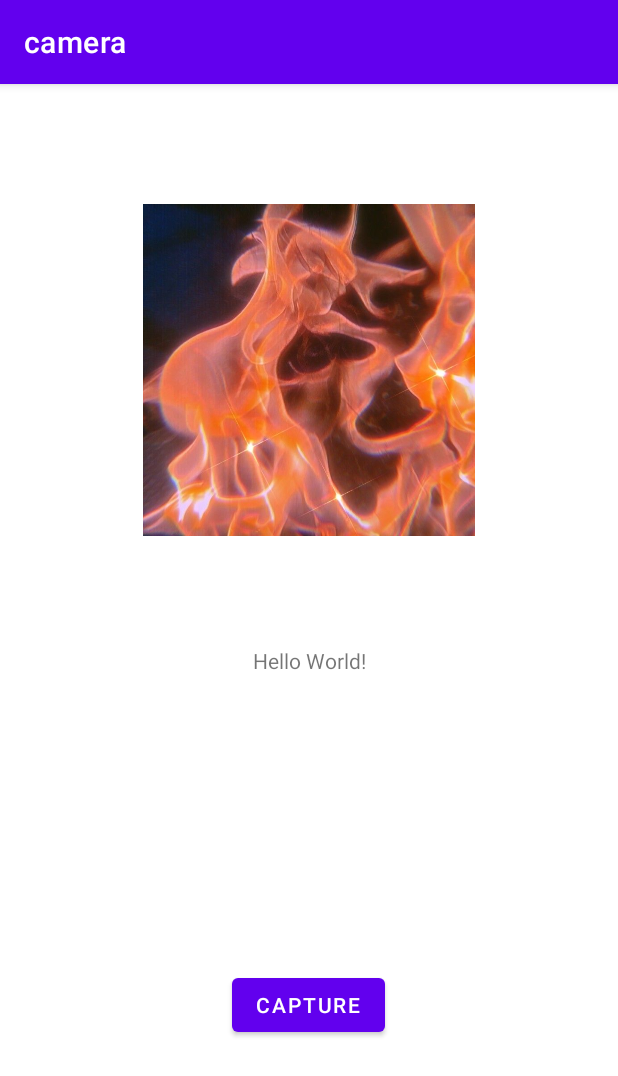
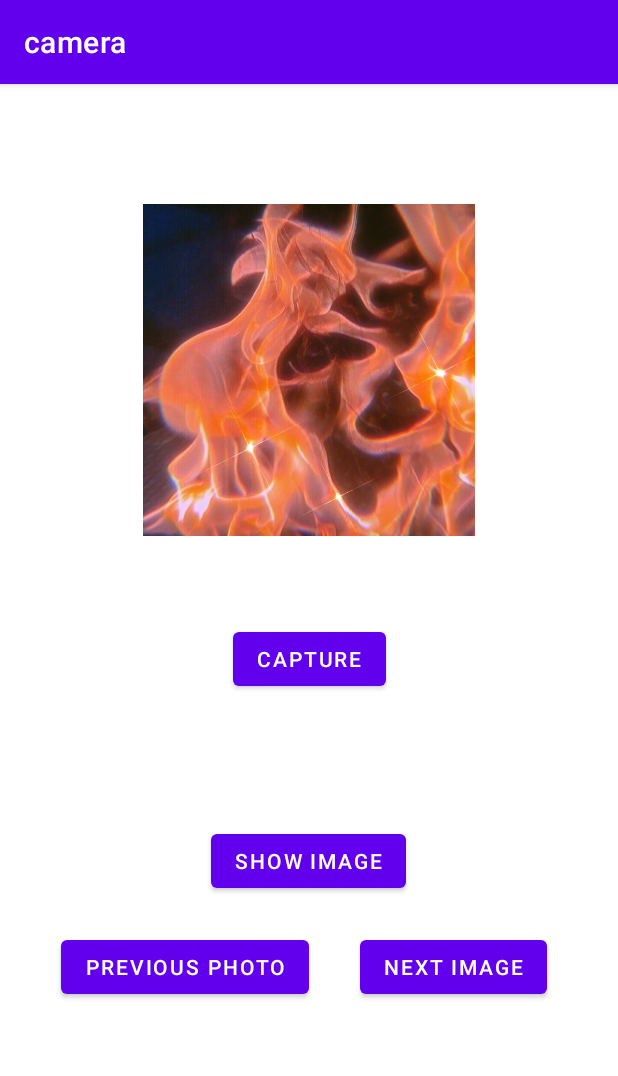
Before and after one commit to Kwiatkowska-W/camera, an Android app: the screen it shows after launch (MainActivity), on a phone screen of 412 x 824 dp. Shown: the top 1076 px of the screen. Run offline under Robolectric (Android 15) with nearby library versions, the phone set to English and light mode, and no system bars.

Commit message:
zmiana zdj

```diff
--- a/app/src/main/res/layout/activity_main.xml
+++ b/app/src/main/res/layout/activity_main.xml
@@ -14,20 +14,9 @@
         android:text="Capture"
         app:layout_constraintBottom_toBottomOf="parent"
         app:layout_constraintEnd_toEndOf="parent"
-        app:layout_constraintHorizontal_bias="0.498"
         app:layout_constraintStart_toStartOf="parent"
         app:layout_constraintTop_toTopOf="parent"
-        app:layout_constraintVertical_bias="0.819" />
-
-    <TextView
-        android:id="@+id/textView"
-        android:layout_width="wrap_content"
-        android:layout_height="wrap_content"
-        android:text="Hello World!"
-        app:layout_constraintBottom_toBottomOf="parent"
-        app:layout_constraintLeft_toLeftOf="parent"
-        app:layout_constraintRight_toRightOf="parent"
-        app:layout_constraintTop_toTopOf="parent" />
+        app:layout_constraintVertical_bias="0.499" />
 
     <ImageView
         android:id="@+id/imageView"
@@ -41,4 +30,41 @@
         app:layout_constraintVertical_bias="0.146"
         app:srcCompat="@drawable/zdj4" />
 
+    <Button
+        android:id="@+id/next"
+        android:layout_width="wrap_content"
+        android:layout_height="wrap_content"
+        android:text="Next Image"
+        app:layout_constraintBottom_toBottomOf="parent"
+        app:layout_constraintEnd_toEndOf="parent"
+        app:layout_constraintHorizontal_bias="0.835"
+        app:layout_constraintStart_toStartOf="parent"
+        app:layout_constraintTop_toTopOf="parent"
+        app:layout_constraintVertical_bias="0.784" />
+
+    <Button
+        android:id="@+id/previous"
+        android:layout_width="wrap_content"
+        android:layout_height="wrap_content"
+        android:text="previous photo"
+        app:layout_constraintBottom_toBottomOf="parent"
+        app:layout_constraintEnd_toEndOf="parent"
+        app:layout_constraintHorizontal_bias="0.166"
+        app:layout_constraintStart_toStartOf="parent"
+        app:layout_constraintTop_toTopOf="parent"
+        app:layout_constraintVertical_bias="0.784" />
+
+    <Button
+        android:id="@+id/show"
+        android:layout_width="wrap_content"
+        android:layout_height="wrap_content"
+        android:text="Show image"
+        app:iconTint="#676767"
+        app:layout_constraintBottom_toBottomOf="parent"
+        app:layout_constraintEnd_toEndOf="parent"
+        app:layout_constraintHorizontal_bias="0.498"
+        app:layout_constraintStart_toStartOf="parent"
+        app:layout_constraintTop_toTopOf="parent"
+        app:layout_constraintVertical_bias="0.686" />
+
 </androidx.constraintlayout.widget.ConstraintLayout>
```
Also changed, not shown: app/src/main/java/xml/example/camera/MainActivity.kt (+49 -4 lines).
